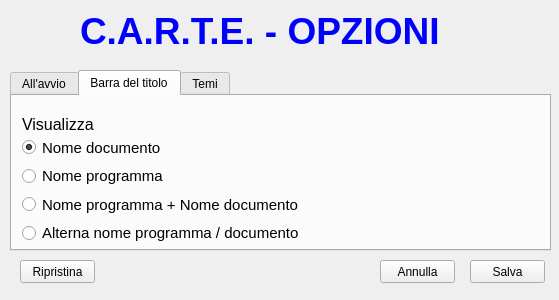
Before: the Qt Designer form ClientModule/settings.ui in giovannic96/Real-time-collaborative-text-editor, drawn with Qt 5.
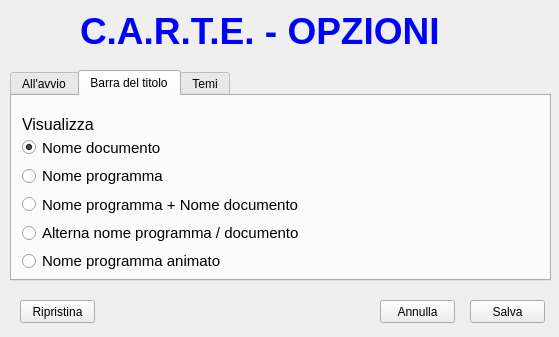
After: the same form once the commit is applied. The open tabs and pages were chosen to show the change.

```diff
--- a/ClientModule/settings.ui
+++ b/ClientModule/settings.ui
@@ -7,7 +7,7 @@
     <x>0</x>
     <y>0</y>
     <width>559</width>
-    <height>300</height>
+    <height>337</height>
    </rect>
   </property>
   <property name="windowTitle">
@@ -17,7 +17,7 @@
    <property name="geometry">
     <rect>
      <x>470</x>
-     <y>260</y>
+     <y>300</y>
      <width>75</width>
      <height>23</height>
     </rect>
@@ -32,7 +32,7 @@
      <x>10</x>
      <y>70</y>
      <width>541</width>
-     <height>181</height>
+     <height>211</height>
     </rect>
    </property>
    <property name="currentIndex">
@@ -242,7 +242,7 @@
        <x>10</x>
        <y>40</y>
        <width>285</width>
-       <height>108</height>
+       <height>136</height>
       </rect>
      </property>
      <layout class="QVBoxLayout" name="verticalLayout_2">
@@ -300,6 +300,18 @@
         </property>
        </widget>
       </item>
+      <item>
+       <widget class="QRadioButton" name="titleRadio5">
+        <property name="font">
+         <font>
+          <pointsize>11</pointsize>
+         </font>
+        </property>
+        <property name="text">
+         <string>Nome programma animato</string>
+        </property>
+       </widget>
+      </item>
      </layout>
     </widget>
    </widget>
@@ -451,7 +463,7 @@
    <property name="geometry">
     <rect>
      <x>380</x>
-     <y>260</y>
+     <y>300</y>
      <width>75</width>
      <height>23</height>
     </rect>
@@ -464,7 +476,7 @@
    <property name="geometry">
     <rect>
      <x>20</x>
-     <y>260</y>
+     <y>300</y>
      <width>75</width>
      <height>23</height>
     </rect>
```
Left out of the diff: 2 changed lines with no effect on the pictures.
